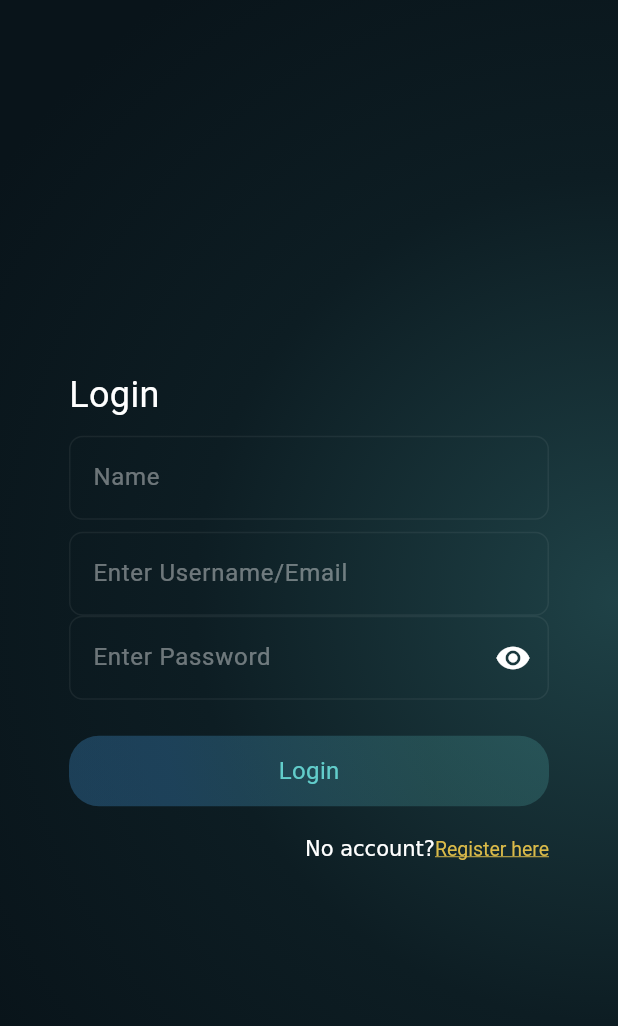
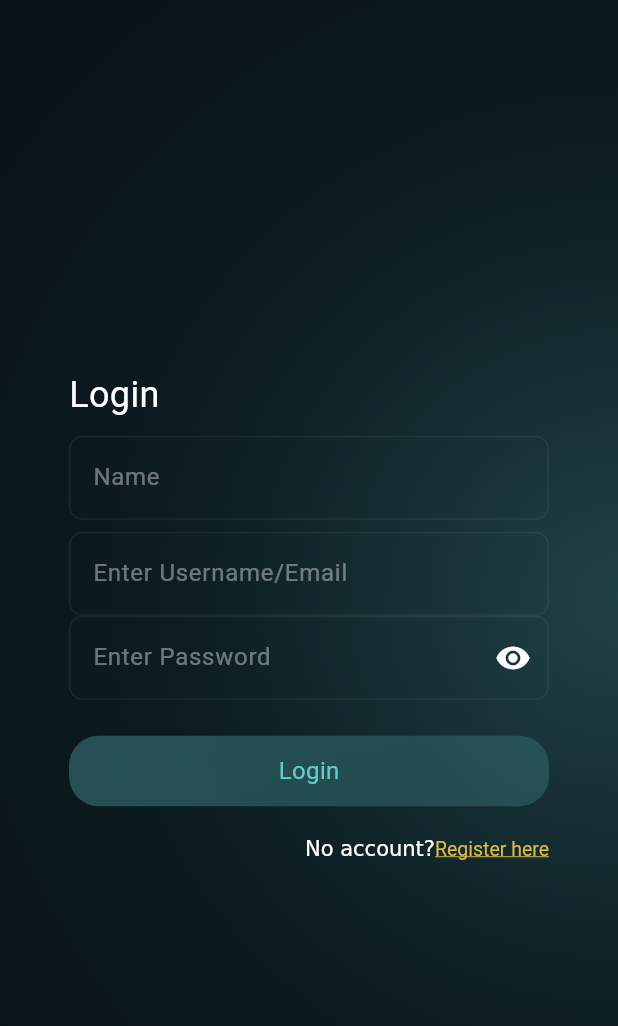
Before and after one commit to PanMyintMo/youApp, a Flutter app: the screen it shows after launch, on a phone screen of 412 x 824 dp. Shown: the top 1026 px of the screen. Run offline on Flutter 3.47's test engine with Material 3 defaults, Android fonts, the phone set to English and light mode, and no system bars; our stand-ins replace bloc, dio, equatable, flutter_bloc, flutter_easyloading, flutter_modular and 4 more; missing offline and left inert: textfield_tags; accounts and stored records are empty; Roboto replaces fonts that are missing (Gilroy).

Commit message:
solve error

```diff
--- a/lib/auth/login/login.dart
+++ b/lib/auth/login/login.dart
@@ -1,9 +1,15 @@
 import 'package:flutter/material.dart';
+import 'package:flutter_easyloading/flutter_easyloading.dart';
 import 'package:youapp/enum/status.dart';
 import 'package:youapp/login/login_bloc.dart';
+import 'package:youapp/module/profile/profile_module.dart';
 import 'package:youapp/response/authresponse.dart';
 import 'package:youapp/routes/auth/auth_routes.dart';
+import 'package:youapp/routes/profile/profile_routes.dart';
 import 'package:youapp/util/app_color.dart';
+
+import 'package:youapp/util/app_router.dart';
+import 'package:youapp/util/app_string.dart';
 import 'package:youapp/util/validator.dart';
 import 'package:youapp/widgets/background.dart';
 import 'package:youapp/widgets/ptb_go_button.dart';
@@ -80,7 +86,7 @@ class LoginWidgetState extends State<LoginWidget> {
 
   Widget _getForm() {
     return BlocBuilder<LoginBloc, LoginState>(builder: (context, state) {
-      switch (state.addStatus) {
+      switch (state.status) {
         case Status.loading:
           return const Center(
             child: CircularProgressIndicator(),
@@ -88,6 +94,14 @@ class LoginWidgetState extends State<LoginWidget> {
 
         case Status.success:
           loginResponse = state.response;
+
+          loginResponse!.message.contains(AppString.incorrectPassword)
+              ? EasyLoading.showToast(loginResponse!.message.toString())
+              : AppRouter.changeRoute<ProfileModule>(
+                  ProfileRoutes.profile,
+                  isReplaceAll: true,
+                );
+
           break;
 
         case Status.failed:
--- a/lib/login/login_state.dart
+++ b/lib/login/login_state.dart
@@ -1,18 +1,20 @@
 part of 'login_bloc.dart';
 
 @immutable
-class LoginState {
-  final Status addStatus;
+class LoginState extends Equatable {
+  final Status status;
   final LoginResponse? response;
 
-  const LoginState({required this.addStatus, this.response});
+  const LoginState({required this.status, this.response});
 
   LoginState copyWith({
-    Status? addStatus,
+    Status? status,
     LoginResponse? response,
   }) {
     return LoginState(
-        addStatus: addStatus ?? this.addStatus,
-        response: response ?? this.response);
+        status: status ?? this.status, response: response ?? this.response);
   }
+
+  @override
+  List<Object?> get props => [status, response];
 }
--- a/lib/main.dart
+++ b/lib/main.dart
@@ -7,4 +7,5 @@ void main() async {
   WidgetsFlutterBinding.ensureInitialized();
 
   runApp(ModularApp(module: YouAppModule(), child: const YouApp()));
+
 }
--- a/lib/pages/splash_screen.dart
+++ b/lib/pages/splash_screen.dart
@@ -5,7 +5,6 @@ import 'package:youapp/routes/auth/auth_routes.dart';
 import 'package:youapp/routes/profile/profile_routes.dart';
 import 'package:youapp/services/share_preference.dart';
 import 'package:youapp/util/app_color.dart';
-import 'package:youapp/util/app_logger.dart';
 
 import 'package:youapp/util/app_router.dart';
 
@@ -27,7 +26,6 @@ class _SplashScreenState extends State<SplashScreen> {
 
   getDataFromSharedPreference() async {
     final token = await user.getToken();
-    logger.d("Token is $token");
 
     if (token != null && token.isNotEmpty) {
       AppRouter.changeRoute<ProfileModule>(
--- a/lib/util/app_color.dart
+++ b/lib/util/app_color.dart
@@ -12,7 +12,7 @@ class YouAppColor {
   static const Color goldColor = Color(0xFFdbbb49);
   static const Color disableTextColor = Color(0xFf62CDCB);
 
-  static const Color disableBtnColor = Color(0xFF62CDCB);
+  static const Color enableButtonColor = Color(0xFF62CDCB);
   static const Color disableBtnOneColor = Color(0xFF4599DB);
   static const Color profileBackgroundColor = Color(0xFF0E191F);
   static const Color goldenColor = Color(0xFF94783E);
--- a/lib/widgets/ptb_go_button.dart
+++ b/lib/widgets/ptb_go_button.dart
@@ -25,12 +25,12 @@ class YouAppButton extends StatelessWidget {
             end: Alignment.bottomLeft,
             colors: isEnabled
                 ? [
-                    YouAppColor.disableBtnColor,
-                    YouAppColor.disableBtnOneColor,
+                    YouAppColor.enableButtonColor,
+                    YouAppColor.enableButtonColor,
                   ]
                 : [
-                    YouAppColor.disableBtnColor.withOpacity(0.2),
-                    YouAppColor.disableBtnOneColor.withOpacity(0.3),
+                    YouAppColor.enableButtonColor.withOpacity(0.2),
+                    YouAppColor.enableButtonColor.withOpacity(0.3),
                   ],
             stops: const [0.2488, 0.7849],
           ),
--- a/lib/youapp.dart
+++ b/lib/youapp.dart
@@ -6,6 +6,7 @@ import 'package:youapp/login/login_bloc.dart';
 import 'package:youapp/profile/bloc/profile_bloc.dart';
 import 'package:youapp/register/auth_bloc.dart';
 import 'package:youapp/util/app_color.dart';
+import 'package:youapp/util/app_logger.dart';
 
 class YouApp extends StatelessWidget {
   const YouApp({super.key});
@@ -25,7 +26,10 @@ class YouApp extends StatelessWidget {
         ),
       ],
       child: MaterialApp.router(
-        builder: EasyLoading.init(),
+        builder: (context, child) {
+          logger.d("Easy Hreeee");
+          return EasyLoading.init()(context, child);
+        },
         debugShowCheckedModeBanner: false,
         title: 'YouApp',
         theme: ThemeData(
@@ -41,3 +45,7 @@ class YouApp extends StatelessWidget {
     );
   }
 }
+
+void main() {
+  runApp(const YouApp());
+}
```
Also changed, not shown: lib/auth/register/register.dart (+8 -0 lines), lib/login/login_bloc.dart (+11 -14 lines), lib/profile/user_profile.dart (+4 -7 lines), lib/profile/user_profile_body.dart (+46 -62 lines), lib/register/auth_bloc.dart (+2 -20 lines), 1 other file.
